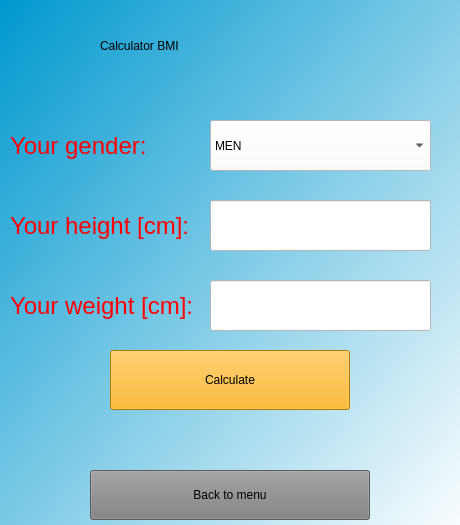
Before: the Qt Designer form bmi.ui in 262094/HealthCheck_2, drawn with Qt 5.
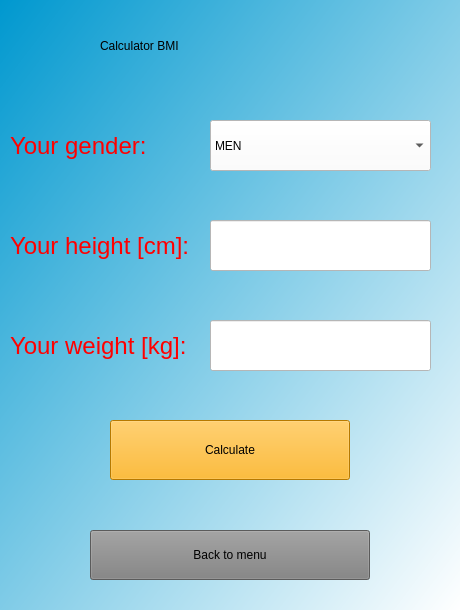
After: the same form once the commit is applied.

```diff
--- a/bmi.ui
+++ b/bmi.ui
@@ -7,19 +7,19 @@
     <x>0</x>
     <y>0</y>
     <width>460</width>
-    <height>525</height>
+    <height>610</height>
    </rect>
   </property>
   <property name="minimumSize">
    <size>
     <width>460</width>
-    <height>525</height>
+    <height>610</height>
    </size>
   </property>
   <property name="maximumSize">
    <size>
-    <width>460</width>
-    <height>525</height>
+    <width>480</width>
+    <height>610</height>
    </size>
   </property>
   <property name="windowTitle">
@@ -31,25 +31,37 @@
      <x>0</x>
      <y>0</y>
      <width>460</width>
-     <height>550</height>
+     <height>610</height>
     </rect>
    </property>
    <property name="minimumSize">
     <size>
      <width>460</width>
-     <height>550</height>
+     <height>610</height>
     </size>
    </property>
    <property name="maximumSize">
     <size>
      <width>460</width>
-     <height>550</height>
+     <height>610</height>
     </size>
    </property>
    <property name="styleSheet">
     <string notr="true">background-color: qlineargradient(spread:pad, x1:0, y1:0, x2:1, y2:1, stop:0 rgba(0, 152, 207, 255), stop:1 rgba(255, 255, 255, 255));</string>
    </property>
    <widget class="QWidget" name="page">
+    <property name="minimumSize">
+     <size>
+      <width>460</width>
+      <height>610</height>
+     </size>
+    </property>
+    <property name="maximumSize">
+     <size>
+      <width>460</width>
+      <height>610</height>
+     </size>
+    </property>
     <widget class="QLabel" name="label">
      <property name="geometry">
       <rect>
@@ -114,7 +126,7 @@
      <property name="geometry">
       <rect>
        <x>210</x>
-       <y>200</y>
+       <y>220</y>
        <width>221</width>
        <height>51</height>
       </rect>
@@ -128,7 +140,7 @@
      <property name="geometry">
       <rect>
        <x>210</x>
-       <y>280</y>
+       <y>320</y>
        <width>221</width>
        <height>51</height>
       </rect>
@@ -142,7 +154,7 @@
      <property name="geometry">
       <rect>
        <x>10</x>
-       <y>200</y>
+       <y>220</y>
        <width>191</width>
        <height>51</height>
       </rect>
@@ -160,7 +172,7 @@
      <property name="geometry">
       <rect>
        <x>10</x>
-       <y>280</y>
+       <y>320</y>
        <width>191</width>
        <height>51</height>
       </rect>
@@ -171,14 +183,14 @@
 background-color:transparent;</string>
      </property>
      <property name="text">
-      <string>Your weight [cm]: </string>
+      <string>Your weight [kg]: </string>
      </property>
     </widget>
     <widget class="QPushButton" name="pushButton_calculate_bmi">
      <property name="geometry">
       <rect>
        <x>110</x>
-       <y>350</y>
+       <y>420</y>
        <width>240</width>
        <height>60</height>
       </rect>
@@ -207,7 +219,7 @@
      <property name="geometry">
       <rect>
        <x>90</x>
-       <y>470</y>
+       <y>530</y>
        <width>280</width>
        <height>50</height>
       </rect>
```
